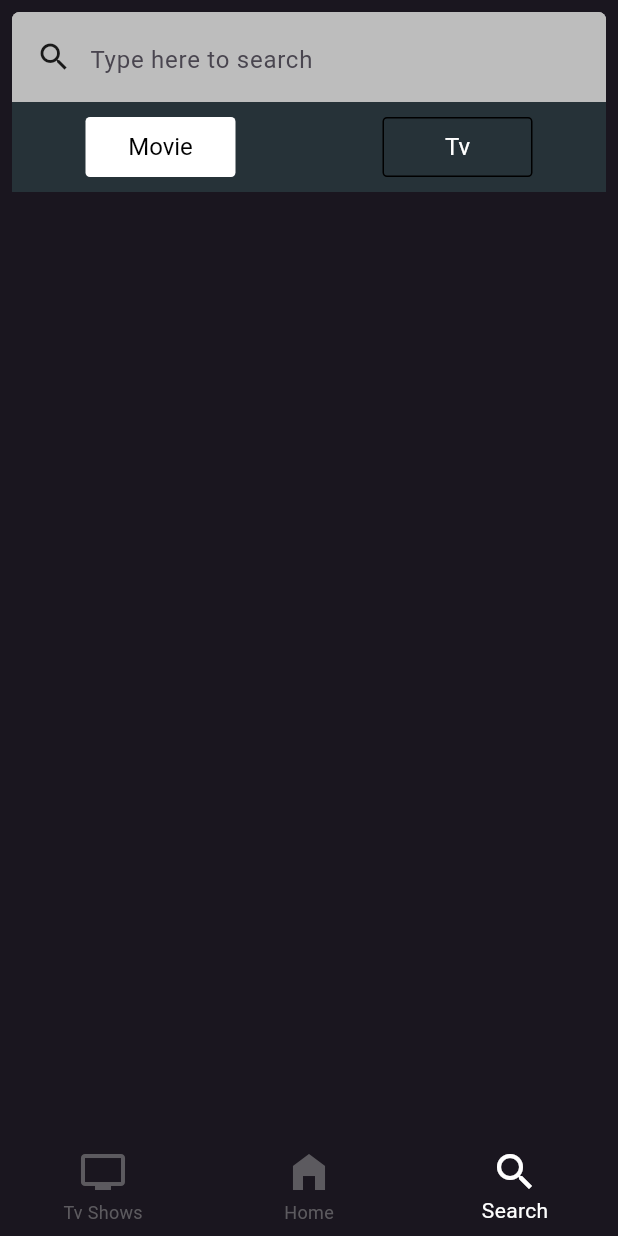
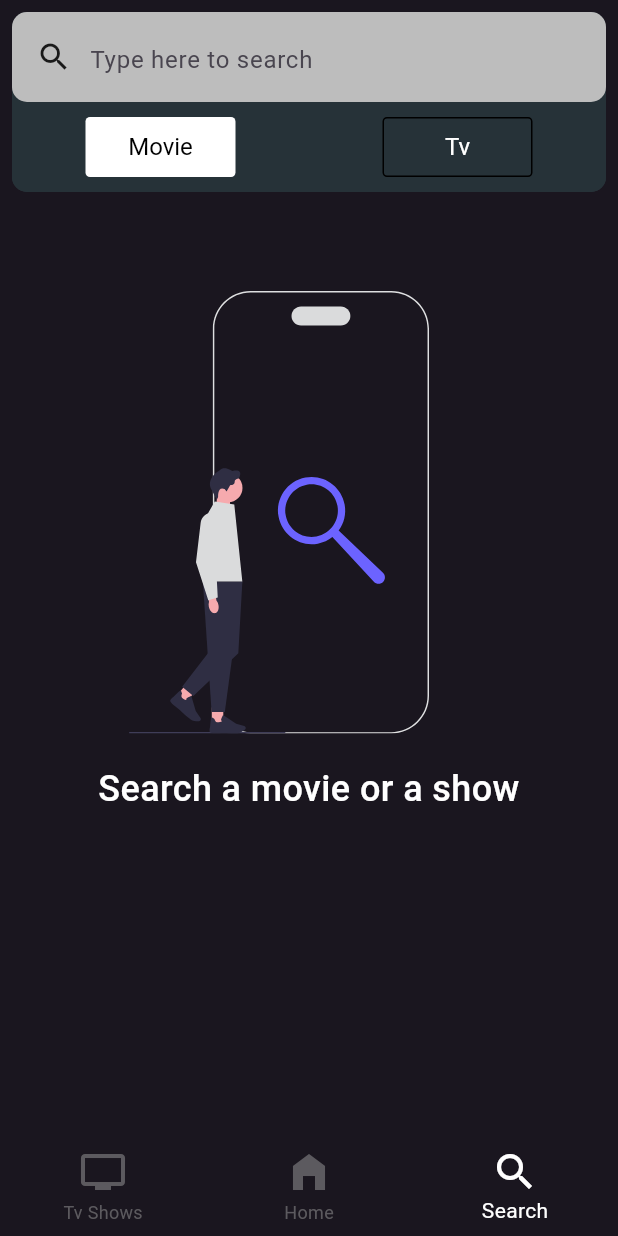
Before and after one commit to enzogoncalves/mediafy-flutter, a Flutter app: the screen it shows after launch, item 3 of the bottom bar chosen, on a phone screen of 412 x 824 dp. Run offline on Flutter 3.47's test engine with Material 3 defaults, Android fonts, the phone set to English and light mode, and no system bars; our stand-ins replace bloc, equatable, flutter_bloc, flutter_dotenv, flutter_svg, shimmer; network calls fail.

Commit message:
some changes in search page

```diff
--- a/lib/cubit/cubit_states.dart
+++ b/lib/cubit/cubit_states.dart
@@ -4,7 +4,6 @@ import 'package:mediafy/models/crew_model.dart';
 import 'package:mediafy/models/keywords_model.dart';
 import 'package:mediafy/models/movie_model.dart';
 import 'package:mediafy/models/tvshow_model.dart';
-import 'package:mediafy/screens/movie_screen.dart';
 
 abstract class CubitStates extends Equatable {}
 
@@ -39,13 +38,13 @@ class TvShowsState extends CubitStates {
 class MovieState extends CubitStates {
   MovieState({ required this.movieId, required this.details, required this.cast, required this.crew, required this.keywords, required this.recommendations, required this.hasData });
 
-  int movieId;
-  MovieDetails details;
-  List<Cast> cast;
-  List<Crew> crew;
-  List<Keyword> keywords;
-  List<Movie> recommendations;
-  bool hasData;
+  final int movieId;
+  final MovieDetails details;
+  final List<Cast> cast;
+  final List<Crew> crew;
+  final List<Keyword> keywords;
+  final List<Movie> recommendations;
+  final bool hasData;
 
   @override
   List<Object> get props => [hasData, movieId, details, cast, crew, keywords, recommendations];
@@ -59,12 +58,12 @@ class LoadingMovie extends CubitStates {
 class TvShowState extends CubitStates {
   TvShowState({ required this.tvShowId, required this.details, required this.cast, required this.crew, required this.keywords, required this.recommendations });
 
-  int tvShowId;
-  TvShowDetails details;
-  List<Cast> cast;
-  List<Crew> crew;
-  List<Keyword> keywords;
-  List<TvShow> recommendations;
+  final int tvShowId;
+  final TvShowDetails details;
+  final List<Cast> cast;
+  final List<Crew> crew;
+  final List<Keyword> keywords;
+  final List<TvShow> recommendations;
 
   @override
   List<Object> get props => [tvShowId];
--- a/lib/cubit/cubits.dart
+++ b/lib/cubit/cubits.dart
@@ -5,7 +5,6 @@ import 'package:mediafy/models/crew_model.dart';
 import 'package:mediafy/models/keywords_model.dart';
 import 'package:mediafy/models/movie_model.dart';
 import 'package:mediafy/models/tvshow_model.dart';
-import 'package:mediafy/screens/movie_screen.dart';
 import 'package:mediafy/services/media_services.dart';
 
 class AppCubit extends Cubit<CubitStates> {
--- a/lib/pages/search_page.dart
+++ b/lib/pages/search_page.dart
@@ -3,9 +3,10 @@ import 'package:flutter_bloc/flutter_bloc.dart';
 import 'package:mediafy/components/noMediaPosterPath.dart';
 import 'package:mediafy/cubit/cubit_states.dart';
 import 'package:mediafy/cubit/cubits.dart';
-import 'package:mediafy/misc/colors.dart';
 import 'package:mediafy/models/movie_model.dart';
 import 'package:mediafy/models/tvshow_model.dart';
+
+import 'package:flutter_svg/flutter_svg.dart';
 
 class SearchPage extends StatefulWidget {
   const SearchPage({super.key});
@@ -38,8 +39,8 @@ class _SearchPageState extends State<SearchPage> {
                 Container(
                   height: 120,
                   decoration: BoxDecoration(
-                    color: Colors.grey[400],
-                    borderRadius: BorderRadius.circular(5)
+                    color: Colors.blueGrey[900],
+                    borderRadius: BorderRadius.circular(10)
                   ),
                   child: Column(
                     children: [
@@ -49,7 +50,7 @@ class _SearchPageState extends State<SearchPage> {
                           padding: const EdgeInsets.symmetric(vertical: 8, horizontal: 16),
                           decoration: BoxDecoration(
                             color: Colors.grey[400],
-                            borderRadius: BorderRadius.circular(5)
+                            borderRadius: BorderRadius.circular(10)
                           ),
                           child: Row(
                             crossAxisAlignment: CrossAxisAlignment.center,
@@ -77,8 +78,11 @@ class _SearchPageState extends State<SearchPage> {
 
                       // Media type toggle
                       Container(
-                        color: Colors.blueGrey[900],
                         padding: const EdgeInsets.symmetric(vertical: 6),
+                        decoration: BoxDecoration(
+                          color: Colors.blueGrey[900],
+                          borderRadius: const BorderRadius.only(bottomLeft: Radius.circular(10), bottomRight: Radius.circular(10))
+                        ),
                         child: Row(
                           mainAxisAlignment: MainAxisAlignment.spaceAround,
                           children: mediaTypes.map((e) {
@@ -208,12 +212,33 @@ class _SearchPageState extends State<SearchPage> {
                         ),
                     ),
                   )
-                  : Container()
+                  : Expanded(
+                    child: ListView(
+                      children: [
+                        Container(
+                          margin: const EdgeInsets.only(top: 50, right: 40),
+                          child: SvgPicture.asset("assets/search.svg", width: 200)
+                        ),
+
+                        const SizedBox(height: 20,),
+
+                        const Text(
+                          "Search a movie or a show",
+                          style: TextStyle(
+                            fontSize: 24,
+                            fontWeight: FontWeight.w500,
+                            color: Colors.white
+                          ),
+                          textAlign: TextAlign.center,
+                        )
+                      ],
+                    ),
+                  )
               ],
             ),
           );
         } else {
-          return Placeholder();
+          return const Placeholder();
         }
       },
     );
--- a/lib/pages/tv_shows_page.dart
+++ b/lib/pages/tv_shows_page.dart
@@ -4,7 +4,6 @@
 import 'package:mediafy/components/noMediaPosterPath.dart';
 import 'package:mediafy/cubit/cubit_states.dart';
 import 'package:mediafy/cubit/cubits.dart';
-import 'package:mediafy/models/movie_model.dart';
 import 'package:mediafy/models/tvshow_model.dart';
 
 class TvShowsPage extends StatelessWidget {
--- a/lib/screens/home_screen.dart
+++ b/lib/screens/home_screen.dart
@@ -7,9 +7,9 @@ import 'package:mediafy/pages/search_page.dart';
 import 'package:mediafy/pages/tv_shows_page.dart';
 
 class HomeScreen extends StatefulWidget {
-  HomeScreen({super.key, required this.page});
+  const HomeScreen({super.key, required this.page});
 
-  int page;
+  final int page;
 
   @override
   State<HomeScreen> createState() => _HomeScreenState();
--- a/lib/screens/tvShow_screen.dart
+++ b/lib/screens/tvShow_screen.dart
@@ -1,4 +1,3 @@
-import 'package:intl/intl.dart';
 import 'package:flutter_bloc/flutter_bloc.dart';
 import 'package:flutter/material.dart';
 import 'package:mediafy/components/LoadingMedia.dart';
@@ -12,7 +11,6 @@ import 'package:mediafy/models/cast_model.dart';
 import 'package:mediafy/models/crew_model.dart';
 import 'package:mediafy/models/keywords_model.dart';
 import 'package:mediafy/models/media_functions_model.dart';
-import 'package:mediafy/models/movie_model.dart';
 import 'dart:ui' as ui;
 
 import 'package:mediafy/models/tvshow_model.dart';
--- a/lib/services/media_services.dart
+++ b/lib/services/media_services.dart
@@ -6,7 +6,6 @@ import 'package:mediafy/models/crew_model.dart';
 import 'package:mediafy/models/keywords_model.dart';
 import 'package:mediafy/models/movie_model.dart';
 import 'package:mediafy/models/tvshow_model.dart';
-import 'package:mediafy/screens/movie_screen.dart';
 import 'package:flutter_dotenv/flutter_dotenv.dart';
 
 String? apiKey = dotenv.env['TMDB_API_KEY'];
--- a/pubspec.yaml
+++ b/pubspec.yaml
@@ -42,6 +42,7 @@ dependencies:
   intl: ^0.19.0
   flutter_dotenv: ^5.1.0
   shimmer: ^3.0.0
+  flutter_svg: ^2.0.9
 
 dev_dependencies:
   flutter_test:
@@ -66,6 +67,7 @@ flutter:
   uses-material-design: true
   assets:
     - .env
+    - assets/search.svg
 
   # To add assets to your application, add an assets section, like this:
   # assets:
```
Also changed, not shown: assets/search.svg (added), pubspec.lock.
